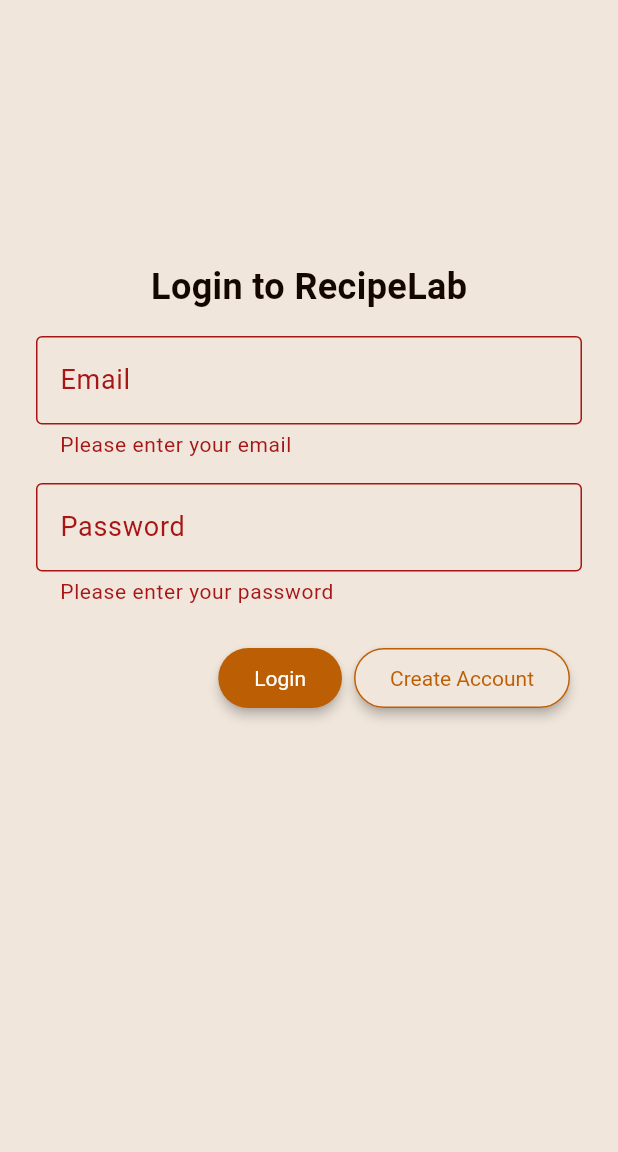
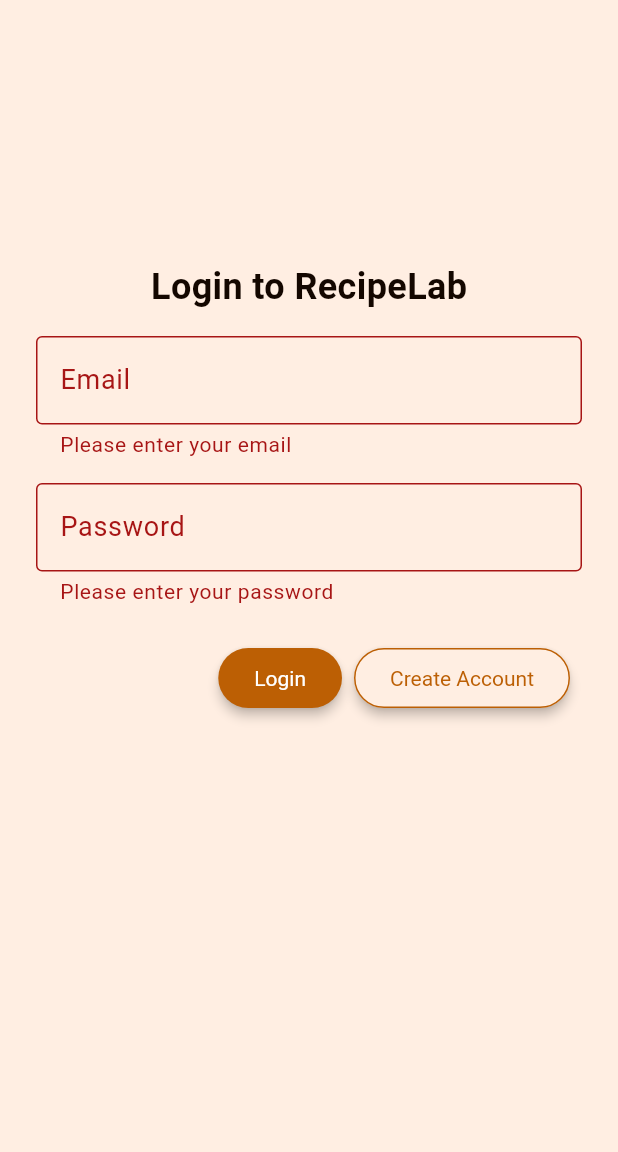
Before and after one commit to mrccodes/rlv2-flutter, a Flutter app: the LoginScreen screen opened by its route, after a tap on "Login", after a tap on "Create Account", on a phone screen of 412 x 824 dp, the part 84-1236 px from its top. Run offline on Flutter 3.47's test engine with Material 3 defaults, Android fonts, the phone set to English and light mode, and no system bars; our stand-ins replace dio, flutter_dotenv, flutter_riverpod, flutter_secure_storage, logger; accounts and stored records are empty; generated files the repository leaves out were written again.

Commit message:
form updates

```diff
--- a/lib/app/theme.dart
+++ b/lib/app/theme.dart
@@ -1,51 +1,69 @@
 import 'package:flutter/material.dart';
 
 class MyAppTheme {
+  static const primaryColor = Color(0xFFBC5F04);
+  static const primaryGrey = Color(0xFF35302D);
+  static const primarySwatch = MaterialColor(
+    0xFFBC5F04,
+    <int, Color>{
+      50: Color(0xFFFFEEE2),
+      100: Color(0xFFF8DEC9),
+      200: Color(0xFFE9BE98),
+      300: Color(0xFFDA9F67),
+      400: Color(0xFFCB7F35),
+      500: Color(0xFFBC5F04),
+      600: Color(0xFF924903),
+      700: Color(0xFF683302),
+      800: Color(0xFF3E1D01),
+      900: Color(0xFF140700),
+    },
+  );
+
   static ThemeData get lightTheme {
     return ThemeData(
       // Define your primary color (accent for buttons, appbars, etc.)
-      primaryColor: const Color(0xFFBC5F04),
+      primaryColor: primaryColor,
+      primarySwatch: primarySwatch,
 
       // Secondary color used for widgets like FABs, text selection, etc.
       colorScheme: ColorScheme.fromSwatch().copyWith(
         primary: Colors.white, // Primary color
-        secondary: const Color(0xFF35302D), // Secondary color
-        surface: const Color(0xFFF0E6DC), // Surface color (cards, modals)
+        secondary: primaryGrey, // Secondary color
+        surface: primarySwatch.shade50, // Surface color (cards, modals)
         error: const Color.fromARGB(255, 167, 21, 21), // Error color
-        onPrimary: const Color(0xFF140700), // Text/icons on primary color
+        onPrimary: primarySwatch.shade900, // Text/icons on primary color
         onSecondary: Colors.white, // Text/icons on secondary color
-        onSurface: const Color(0xFF140700), // Text/icons on surfaces
+        onSurface: primarySwatch.shade900, // Text/icons on surfaces
         onError: Colors.white, // Text/icons on error
         brightness: Brightness.light, // Light theme
       ),
 
       // Background settings
-      scaffoldBackgroundColor: const Color(0xFFF0E6DC), // Background color
+      scaffoldBackgroundColor: primarySwatch.shade50, // Background color
 
-      textSelectionTheme: const TextSelectionThemeData(
-        cursorColor: Color(0xFF35302D),
-        selectionColor: Color(0xFFBC5F04),
-        selectionHandleColor: Color(0xFFBC5F04),
+      textSelectionTheme: TextSelectionThemeData(
+        cursorColor: primarySwatch.shade500,
+        selectionColor: primarySwatch.shade500,
+        selectionHandleColor: primarySwatch.shade500,
       ),
       inputDecorationTheme: InputDecorationTheme(
-
-        focusedBorder: const  OutlineInputBorder(
+        focusedBorder: OutlineInputBorder(
           borderSide: BorderSide(
-            color: Color(0xFFBC5F04),
+            color: primarySwatch.shade500,
           ),
         ),
         border: const OutlineInputBorder(
           borderSide: BorderSide(
-            color: Color(0xFF35302D),
+            color: primaryGrey,
           ),
         ),
         enabledBorder: const OutlineInputBorder(
           borderSide: BorderSide(
-            color: Color(0xFF35302D),
+            color: primaryGrey,
           ),
         ),
-        floatingLabelStyle: WidgetStateTextStyle.resolveWith(
-          (Set<WidgetState> states) {
+        floatingLabelStyle:
+            WidgetStateTextStyle.resolveWith((Set<WidgetState> states) {
           if (states.contains(WidgetState.error)) {
             return TextStyle(color: lightTheme.colorScheme.error);
           }
@@ -64,68 +82,66 @@
           return TextStyle(color: lightTheme.colorScheme.secondary);
         }),
         // set border to inverse primary when focused
-
       ),
 
-
       // App bar settings
-      appBarTheme: const AppBarTheme(
-        color: Color(0xFF140700), // Dark color for the AppBar
-        iconTheme: IconThemeData(color: Color(0xFFBC5F04)), // Orange icons
-        titleTextStyle: TextStyle(
+      appBarTheme: AppBarTheme(
+        color: primarySwatch.shade900, // Dark color for the AppBar
+        iconTheme: IconThemeData(color: primarySwatch.shade50), // Orange icons
+        titleTextStyle: const TextStyle(
           color: Colors.white, // White text for the AppBar title
           fontSize: 20,
           fontWeight: FontWeight.bold,
         ),
         actionsIconTheme:
-            IconThemeData(color: Color(0xFFBC5F04)), // Orange action icons
+            IconThemeData(color: primarySwatch.shade500), // Orange action icons
       ),
 
       // Button settings
-      buttonTheme: const ButtonThemeData(
-        buttonColor: Color(0xFFBC5F04),
+      buttonTheme: ButtonThemeData(
+        buttonColor: primarySwatch.shade500,
         textTheme: ButtonTextTheme.accent,
       ),
 
       // Text styles
-      textTheme: const TextTheme(
+      textTheme: TextTheme(
         headlineSmall: TextStyle(
-          color: Color(0xFF140700),
+          color: primarySwatch.shade900,
           fontSize: 24,
           fontWeight: FontWeight.bold,
         ),
         headlineMedium: TextStyle(
-          color: Color(0xFF140700),
+          color: primarySwatch.shade900,
           fontSize: 32,
           fontWeight: FontWeight.bold,
         ),
         headlineLarge: TextStyle(
-          color: Color(0xFF140700),
+          color: primarySwatch.shade900,
           fontSize: 40,
           fontWeight: FontWeight.bold,
         ),
-        bodyMedium: TextStyle(color: Color(0xFF140700), fontSize: 16),
-        bodySmall: TextStyle(color: Color(0xFF140700), fontSize: 14),
-        bodyLarge: TextStyle(color: Color(0xFF140700), fontSize: 18),
+        bodyMedium: TextStyle(color: primarySwatch.shade900, fontSize: 16),
+        bodySmall: TextStyle(color: primarySwatch.shade900, fontSize: 14),
+        bodyLarge: TextStyle(color: primarySwatch.shade900, fontSize: 18),
       ),
 
       // Elevated button style
       elevatedButtonTheme: ElevatedButtonThemeData(
         style: ElevatedButton.styleFrom(
-          backgroundColor: const Color(0xFFBC5F04), // Button background color
+          backgroundColor: primarySwatch.shade500, // Button background color
           textStyle: const TextStyle(color: Colors.white), // Button text color
         ),
       ),
 
       // Icon themes
-      iconTheme: const IconThemeData(color: Color(0xFF140700)),
+      iconTheme: IconThemeData(color: primarySwatch.shade900),
     );
   }
 
   static ThemeData get darkTheme {
     return ThemeData(
       brightness: Brightness.dark,
-      primaryColor: const Color(0xFFBC5F04),
+      primaryColor: primarySwatch.shade500,
       colorScheme: const ColorScheme.dark(
         primary: Colors.white,
         secondary: Color(0xFF35302D),
@@ -136,18 +152,18 @@
         onError: Colors.white,
       ),
       scaffoldBackgroundColor: const Color(0xFF121212),
-      appBarTheme: const AppBarTheme(
-        color: Color(0xFF1E1E1E),
-        iconTheme: IconThemeData(color: Color(0xFFBC5F04)),
-        titleTextStyle: TextStyle(
+      appBarTheme: AppBarTheme(
+        color: const Color(0xFF1E1E1E),
+        iconTheme: IconThemeData(color: primarySwatch.shade500),
+        titleTextStyle: const TextStyle(
           color: Colors.white,
           fontSize: 20,
           fontWeight: FontWeight.bold,
         ),
-        actionsIconTheme: IconThemeData(color: Color(0xFFBC5F04)),
+        actionsIconTheme: IconThemeData(color: primarySwatch.shade500),
       ),
-      buttonTheme: const ButtonThemeData(
-        buttonColor: Color(0xFFBC5F04),
+      buttonTheme: ButtonThemeData(
+        buttonColor: primarySwatch.shade500,
         textTheme: ButtonTextTheme.accent,
       ),
       textTheme: const TextTheme(
@@ -172,7 +188,7 @@
       ),
       elevatedButtonTheme: ElevatedButtonThemeData(
         style: ElevatedButton.styleFrom(
-          backgroundColor: const Color(0xFFBC5F04),
+          backgroundColor: primarySwatch.shade500,
           textStyle: const TextStyle(color: Colors.white),
         ),
       ),
--- a/lib/core/widgets/custom_button.dart
+++ b/lib/core/widgets/custom_button.dart
@@ -16,12 +16,10 @@
   final String text;
   final ButtonType buttonType;
 
-
   @override
   Widget build(BuildContext context) {
     // Define styles for primary and secondary buttons
     final primaryStyle = ElevatedButton.styleFrom(
-
       elevation: 3,
       backgroundColor: Theme.of(context).primaryColor,
       foregroundColor: Theme.of(context).colorScheme.primary,
--- a/lib/features/auth/screens/login_screen.dart
+++ b/lib/features/auth/screens/login_screen.dart
@@ -67,7 +67,11 @@
               ),
               const SizedBox(height: 16),
               LoginForm(
-                onSubmit: handleLogin,
+                onLogin: handleLogin,
+                onCreateAccount: (email, password) {
+                  Navigator.pushNamed(context, '/register');
+                  return Future.value();
+                },
               ),
             ],
           ),
--- a/lib/features/auth/widgets/login_form.dart
+++ b/lib/features/auth/widgets/login_form.dart
@@ -1,14 +1,16 @@
 import 'dart:async';
 import 'package:flutter/material.dart';
 import 'package:flutter_riverpod/flutter_riverpod.dart';
-import 'package:rlv2_flutter/core/models/api_exception_model.dart';
 import 'package:rlv2_flutter/core/widgets/custom_button.dart';
+import 'package:rlv2_flutter/utils/email_regex.dart';
+import 'package:rlv2_flutter/utils/symbol_regex.dart';
 
 class LoginForm extends ConsumerStatefulWidget {
-  const LoginForm({super.key, this.onSubmit});
+  const LoginForm({super.key, this.onLogin, this.onCreateAccount});
 
   // Use Future<void> Function()? for function signature
-  final Future<void> Function(String email, String password)? onSubmit;
+  final Future<void> Function(String email, String password)? onLogin;
+  final Future<void> Function(String email, String password)? onCreateAccount;
 
   @override
   LoginFormState createState() => LoginFormState();
@@ -19,13 +21,55 @@
   String email = '';
   String password = '';
 
-  Future<void> submit() async {
+  String? _emailValidator(String? value) {
+    if (value!.isEmpty) {
+      return 'Please enter your email';
+    }
+    if (!emailRegex.hasMatch(value)) {
+      return 'Please enter a valid email';
+    }
+    return null;
+  }
+
+  String? _passwordValidator(String? value) {
+    if (value!.isEmpty) {
+      return 'Please enter your password';
+    }
+    if (value.length < 9) {
+      return 'Password must be at least 9 characters';
+    }
+    if (value.length > 20) {
+      return 'Password must be less than 20 characters';
+    }
+    if (!symbolRegex.hasMatch(value)) {
+      return 'Password must contain at least one symbol';
+    }
+    return null;
+  }
+
+  Future<void> login() async {
     if (formKey.currentState!.validate()) {
       formKey.currentState!.save();
 
       try {
-        await widget.onSubmit?.call(email, password);
-      }  catch (err) {
+        await widget.onLogin?.call(email, password);
+      } catch (err) {
+        if (mounted) {
+          ScaffoldMessenger.of(context).showSnackBar(
+            SnackBar(content: Text(err.toString())),
+          );
+        }
+      }
+    }
+  }
+
+  Future<void> createAccount() async {
+    if (formKey.currentState!.validate()) {
+      formKey.currentState!.save();
+
+      try {
+        await widget.onCreateAccount?.call(email, password);
+      } catch (err) {
         if (mounted) {
           ScaffoldMessenger.of(context).showSnackBar(
             SnackBar(content: Text(err.toString())),
@@ -42,32 +86,22 @@
       child: Column(
         children: [
           TextFormField(
+            validator: _emailValidator,
             decoration: const InputDecoration(
               labelText: 'Email',
               border: OutlineInputBorder(),
             ),
             onSaved: (value) => email = value!,
-            validator: (value) {
-              if (value!.isEmpty) {
-                return 'Please enter your email';
-              }
-              return null;
-            },
           ),
           const SizedBox(height: 16),
           TextFormField(
+            validator: _passwordValidator,
             obscureText: true,
             decoration: const InputDecoration(
               labelText: 'Password',
               border: OutlineInputBorder(),
             ),
             onSaved: (value) => password = value!,
-            validator: (value) {
-              if (value!.isEmpty) {
-                return 'Please enter your password';
-              }
-              return null;
-            },
           ),
           const SizedBox(height: 24),
           Row(
@@ -76,14 +110,14 @@
               Padding(
                 padding: const EdgeInsets.only(right: 8),
                 child: CustomButton(
-                  onPressed: submit,
+                  onPressed: login,
                   text: 'Login',
                 ),
               ),
               Padding(
                 padding: const EdgeInsets.only(right: 8),
                 child: CustomButton(
-                  onPressed: submit,
+                  onPressed: createAccount,
                   text: 'Create Account',
                   buttonType: ButtonType.secondary,
                 ),
--- /dev/null
+++ b/lib/utils/email_regex.dart
@@ -0,0 +1,5 @@
+// Regular expression pattern for validating email addresses
+RegExp emailRegex = RegExp(
+  r'^[a-zA-Z0-9._%+-]+@[a-zA-Z0-9.-]+\.[a-z]{2,}$',
+  caseSensitive: false,
+);
--- /dev/null
+++ b/lib/utils/symbol_regex.dart
@@ -0,0 +1,3 @@
+String input = 'Your input string here';
+
+RegExp symbolRegex = RegExp(r'[!@#\$%\^&\*\(\)]');
```
Also changed, not shown: lib/features/auth/providers/auth_provider.dart (indentation only).
